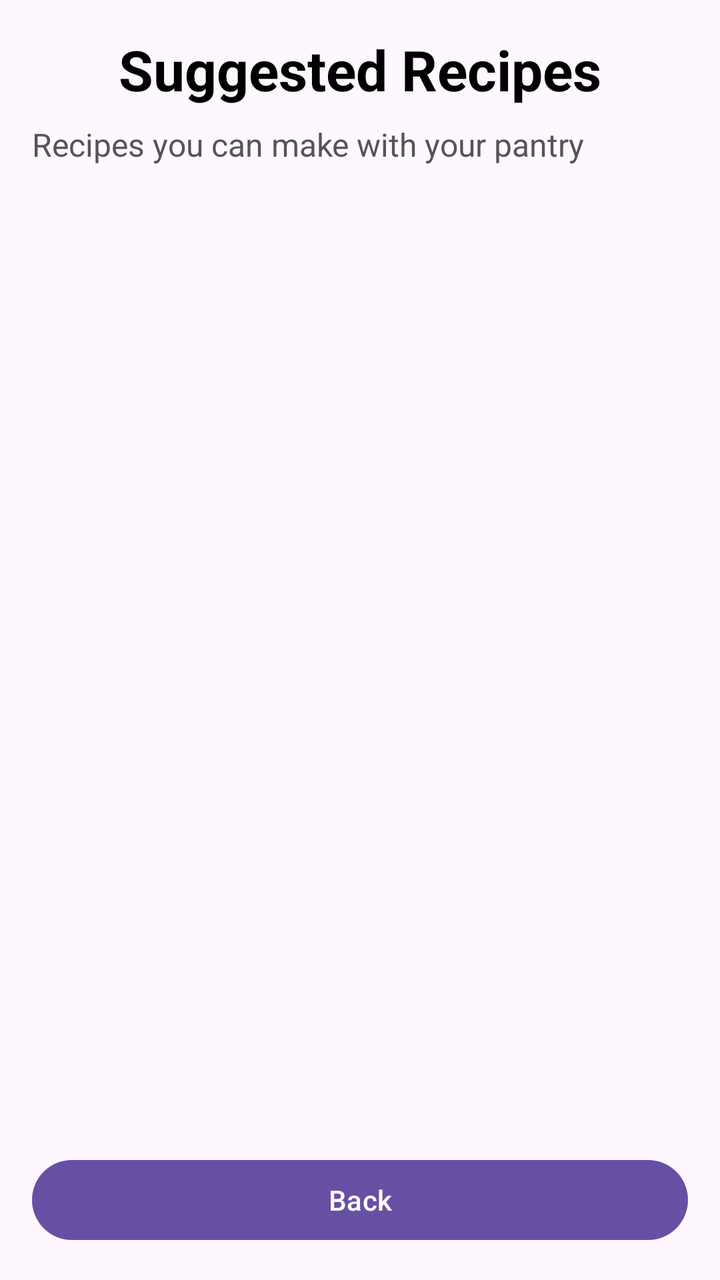
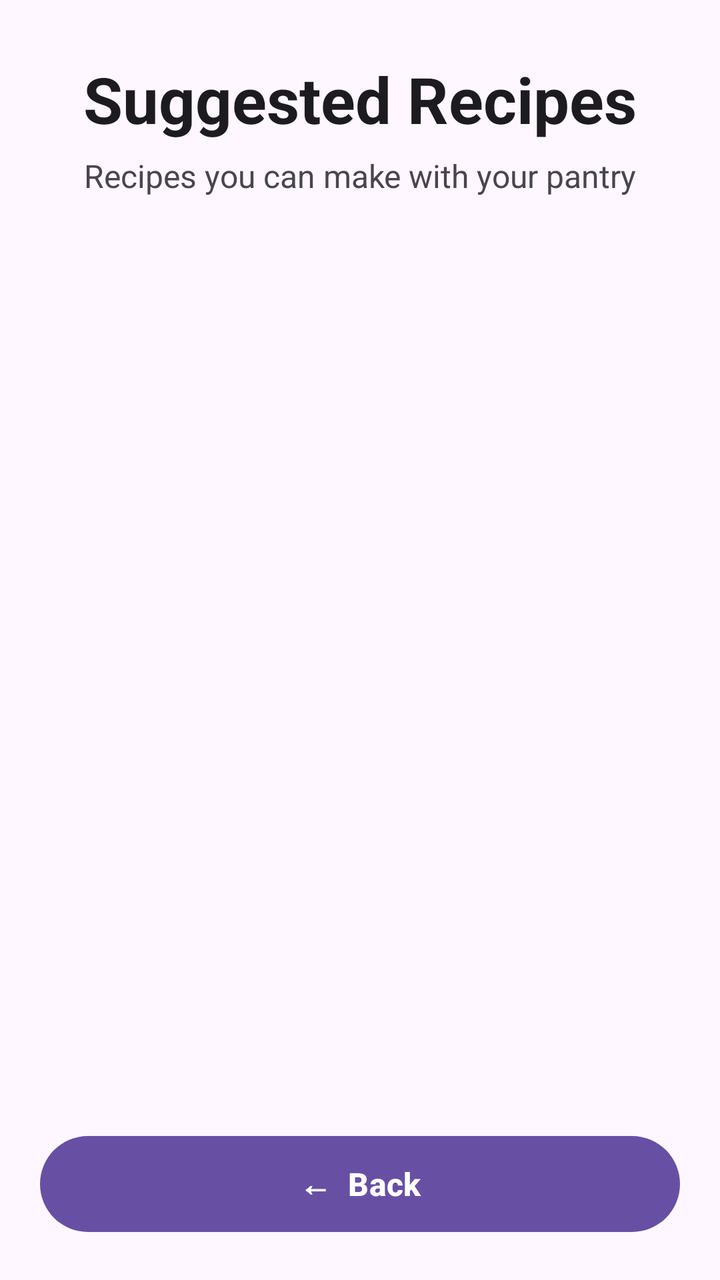

Before-and-after screenshots of an Android layout around one commit, followed by the original layout XML and the change that was made.
<!-- AndroidManifest.xml: application theme Theme.SmartPantryManager -->
<!-- res/layout/activity_suggested_recipes.xml -->
<?xml version="1.0" encoding="utf-8"?>
<LinearLayout
    xmlns:android="http://schemas.android.com/apk/res/android"
    android:layout_width="match_parent"
    android:layout_height="match_parent"
    android:orientation="vertical"
    android:padding="16dp">

    <TextView
        android:id="@+id/txtSuggestedTitle"
        android:layout_width="match_parent"
        android:layout_height="wrap_content"
        android:text="Suggested Recipes"
        android:textSize="28sp"
        android:textStyle="bold"
        android:textColor="#000000"
        android:gravity="center"
        android:layout_marginBottom="8dp" />

    <TextView
        android:id="@+id/txtSuggestedInfo"
        android:layout_width="match_parent"
        android:layout_height="wrap_content"
        android:text="Recipes you can make with your pantry"
        android:textSize="16sp"
        android:textColor="#555555"
        android:layout_marginBottom="12dp" />

    <androidx.recyclerview.widget.RecyclerView
        android:id="@+id/recyclerRecipes"
        android:layout_width="match_parent"
        android:layout_height="0dp"
        android:layout_weight="1" />

    <TextView
        android:id="@+id/txtNoRecipes"
        android:layout_width="match_parent"
        android:layout_height="wrap_content"
        android:text="No recipes can be made with your current pantry."
        android:textSize="16sp"
        android:textColor="#666666"
        android:gravity="center"
        android:padding="16dp"
        android:visibility="gone" />

    <Button
        android:id="@+id/btnBack"
        android:layout_width="match_parent"
        android:layout_height="wrap_content"
        android:text="Back" />

</LinearLayout>
<!-- resources referenced by this layout -->
<resources>
  <style name="Theme.SmartPantryManager" parent="Base.Theme.SmartPantryManager" />
  <style name="Base.Theme.SmartPantryManager" parent="Theme.Material3.DayNight.NoActionBar">
          
          
      </style>
</resources>

<!-- the commit's change to res/layout/activity_suggested_recipes.xml (unified diff, before → after) -->
@@ -4,49 +4,62 @@
     android:layout_width="match_parent"
     android:layout_height="match_parent"
     android:orientation="vertical"
-    android:padding="16dp">
+    android:padding="20dp"
+    android:background="?android:attr/colorBackground">
 
+    
     <TextView
         android:id="@+id/txtSuggestedTitle"
         android:layout_width="match_parent"
         android:layout_height="wrap_content"
         android:text="Suggested Recipes"
-        android:textSize="28sp"
+        android:textSize="32sp"
         android:textStyle="bold"
-        android:textColor="#000000"
+        android:textColor="?android:attr/textColorPrimary"
         android:gravity="center"
-        android:layout_marginBottom="8dp" />
+        android:layout_marginTop="8dp"
+        android:layout_marginBottom="6dp" />
 
+    
     <TextView
         android:id="@+id/txtSuggestedInfo"
         android:layout_width="match_parent"
         android:layout_height="wrap_content"
         android:text="Recipes you can make with your pantry"
         android:textSize="16sp"
-        android:textColor="#555555"
-        android:layout_marginBottom="12dp" />
+        android:textColor="?android:attr/textColorSecondary"
+        android:gravity="center"
+        android:layout_marginBottom="18dp" />
 
+    
     <androidx.recyclerview.widget.RecyclerView
         android:id="@+id/recyclerRecipes"
         android:layout_width="match_parent"
         android:layout_height="0dp"
-        android:layout_weight="1" />
+        android:layout_weight="1"
+        android:clipToPadding="false"
+        android:paddingBottom="8dp" />
 
+    
     <TextView
         android:id="@+id/txtNoRecipes"
         android:layout_width="match_parent"
         android:layout_height="wrap_content"
         android:text="No recipes can be made with your current pantry."
-        android:textSize="16sp"
-        android:textColor="#666666"
+        android:textSize="17sp"
+        android:textColor="?android:attr/textColorSecondary"
         android:gravity="center"
-        android:padding="16dp"
+        android:padding="24dp"
         android:visibility="gone" />
 
+    
     <Button
         android:id="@+id/btnBack"
         android:layout_width="match_parent"
-        android:layout_height="wrap_content"
-        android:text="Back" />
+        android:layout_height="56dp"
+        android:text="←  Back"
+        android:textSize="16sp"
+        android:textStyle="bold"
+        android:layout_marginTop="10dp" />
 
 </LinearLayout>
